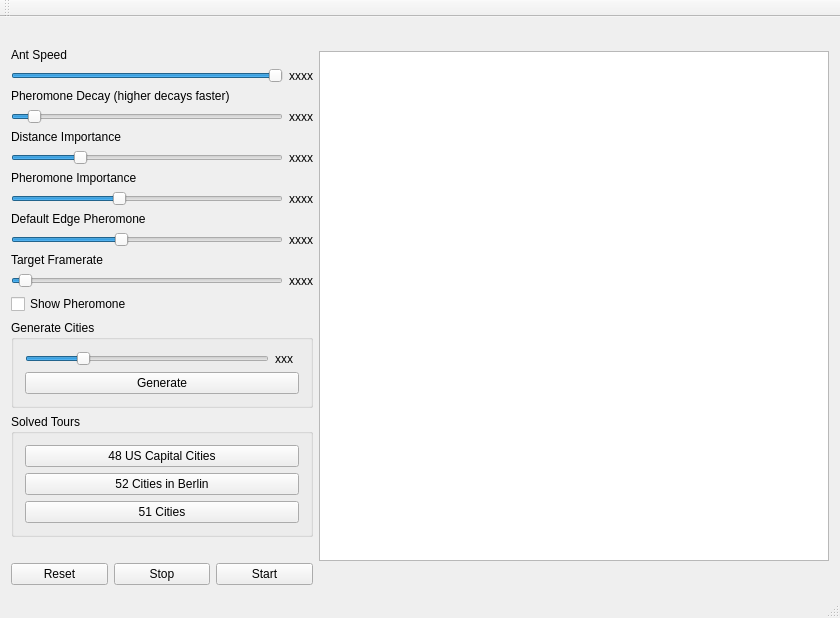
Above: mainwindow.ui from DrewMartin/TSP-ants before the change. Below: the same form after it.
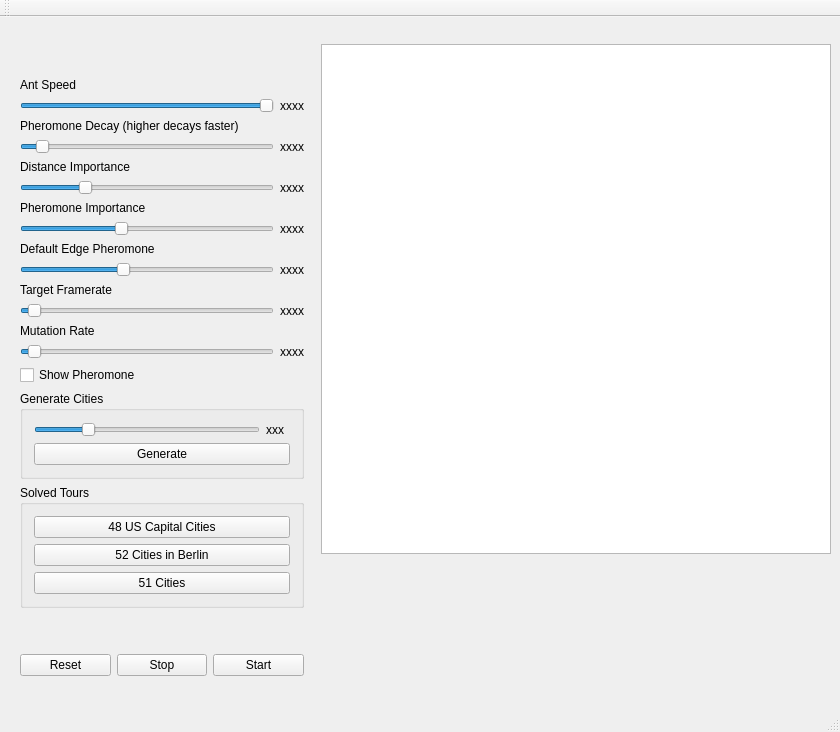
That is the form after the change. Custom widgets are drawn as their Qt base class.

Commit message:
Added mutation chance to pick a random edge
This should help prevent premature divergence, especially when the graph is
changing on the fly
Also changed default tours to be more precise.

What changed in the file:
```diff
--- a/mainwindow.ui
+++ b/mainwindow.ui
@@ -7,15 +7,64 @@
     <x>0</x>
     <y>0</y>
     <width>840</width>
-    <height>618</height>
+    <height>732</height>
    </rect>
   </property>
   <property name="windowTitle">
    <string>MainWindow</string>
   </property>
   <widget class="QWidget" name="centralWidget">
-   <layout class="QHBoxLayout" name="horizontalLayout_17">
-    <item>
+   <widget class="GraphicsView" name="graphicsView">
+    <property name="geometry">
+     <rect>
+      <x>321</x>
+      <y>27</y>
+      <width>510</width>
+      <height>510</height>
+     </rect>
+    </property>
+    <property name="sizePolicy">
+     <sizepolicy hsizetype="Minimum" vsizetype="Minimum">
+      <horstretch>0</horstretch>
+      <verstretch>0</verstretch>
+     </sizepolicy>
+    </property>
+    <property name="minimumSize">
+     <size>
+      <width>510</width>
+      <height>510</height>
+     </size>
+    </property>
+    <property name="maximumSize">
+     <size>
+      <width>510</width>
+      <height>510</height>
+     </size>
+    </property>
+    <property name="verticalScrollBarPolicy">
+     <enum>Qt::ScrollBarAlwaysOff</enum>
+    </property>
+    <property name="horizontalScrollBarPolicy">
+     <enum>Qt::ScrollBarAlwaysOff</enum>
+    </property>
+    <property name="sceneRect">
+     <rectf>
+      <x>0.000000000000000</x>
+      <y>0.000000000000000</y>
+      <width>0.000000000000000</width>
+      <height>0.000000000000000</height>
+     </rectf>
+    </property>
+   </widget>
+   <widget class="QWidget" name="layoutWidget">
+    <property name="geometry">
+     <rect>
+      <x>9</x>
+      <y>9</y>
+      <width>306</width>
+      <height>661</height>
+     </rect>
+    </property>
      <layout class="QVBoxLayout" name="verticalLayout_3">
       <item>
        <spacer name="verticalSpacer_2">
@@ -57,6 +106,18 @@
         </item>
         <item>
          <widget class="QLabel" name="speedLabel">
+         <property name="sizePolicy">
+          <sizepolicy hsizetype="Minimum" vsizetype="Preferred">
+           <horstretch>0</horstretch>
+           <verstretch>0</verstretch>
+          </sizepolicy>
+         </property>
+         <property name="minimumSize">
+          <size>
+           <width>24</width>
+           <height>0</height>
+          </size>
+         </property>
           <property name="text">
            <string>xxxx</string>
           </property>
@@ -288,6 +349,46 @@
         </item>
        </layout>
       </item>
+     <item>
+      <widget class="QLabel" name="label_6">
+       <property name="text">
+        <string>Mutation Rate</string>
+       </property>
+      </widget>
+     </item>
+     <item>
+      <layout class="QHBoxLayout" name="horizontalLayout_3">
+       <item>
+        <widget class="QSlider" name="mutationSlider">
+         <property name="value">
+          <number>3</number>
+         </property>
+         <property name="orientation">
+          <enum>Qt::Horizontal</enum>
+         </property>
+        </widget>
+       </item>
+       <item>
+        <widget class="QLabel" name="mutationLabel">
+         <property name="sizePolicy">
+          <sizepolicy hsizetype="Minimum" vsizetype="Preferred">
+           <horstretch>0</horstretch>
+           <verstretch>0</verstretch>
+          </sizepolicy>
+         </property>
+         <property name="minimumSize">
+          <size>
+           <width>24</width>
+           <height>0</height>
+          </size>
+         </property>
+         <property name="text">
+          <string>xxxx</string>
+         </property>
+        </widget>
+       </item>
+      </layout>
+     </item>
       <item>
        <widget class="QCheckBox" name="showPheromoneCheckbox">
         <property name="text">
@@ -422,44 +523,7 @@
        </layout>
       </item>
      </layout>
-    </item>
-    <item>
-     <widget class="GraphicsView" name="graphicsView">
-      <property name="sizePolicy">
-       <sizepolicy hsizetype="Minimum" vsizetype="Minimum">
-        <horstretch>0</horstretch>
-        <verstretch>0</verstretch>
-       </sizepolicy>
-      </property>
-      <property name="minimumSize">
-       <size>
-        <width>510</width>
-        <height>510</height>
-       </size>
-      </property>
-      <property name="maximumSize">
-       <size>
-        <width>510</width>
-        <height>510</height>
-       </size>
-      </property>
-      <property name="verticalScrollBarPolicy">
-       <enum>Qt::ScrollBarAlwaysOff</enum>
-      </property>
-      <property name="horizontalScrollBarPolicy">
-       <enum>Qt::ScrollBarAlwaysOff</enum>
-      </property>
-      <property name="sceneRect">
-       <rectf>
-        <x>0.000000000000000</x>
-        <y>0.000000000000000</y>
-        <width>0.000000000000000</width>
-        <height>0.000000000000000</height>
-       </rectf>
-      </property>
-     </widget>
-    </item>
-   </layout>
+   </widget>
   </widget>
   <widget class="QMenuBar" name="menuBar">
    <property name="geometry">
```
Lines whose indentation alone changed are shown as unchanged. The commit also changes 5 other files.
